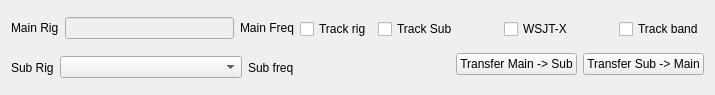
First picture: the form in mqt/MqtRigSync/RSMainWindow.ui, repository Rsclub22/Minos2-Mirror, before the edit.
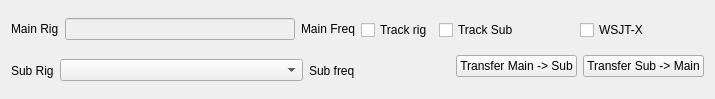
Second picture: the form after the edit.

Commit message: Remove "track band"

The edit to the form file:
```diff
--- a/mqt/MqtRigSync/RSMainWindow.ui
+++ b/mqt/MqtRigSync/RSMainWindow.ui
@@ -7,7 +7,7 @@
     <x>0</x>
     <y>0</y>
     <width>715</width>
-    <height>95</height>
+    <height>99</height>
    </rect>
   </property>
   <property name="windowTitle">
@@ -126,13 +126,6 @@
           </property>
          </spacer>
         </item>
-        <item>
-         <widget class="QCheckBox" name="trackBandcb">
-          <property name="text">
-           <string>Track band</string>
-          </property>
-         </widget>
-        </item>
        </layout>
       </item>
       <item>
```
The commit also changes 2 other files.
